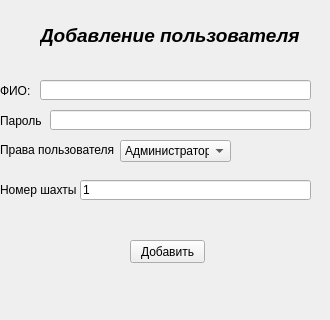
Above: view/ifc/add user.ui from ilyababich21/NIva1 before the change; both pictures show x 0 to 330 and y 0 to 320 of the 330 by 500 pixel window. Below: the same form after it.
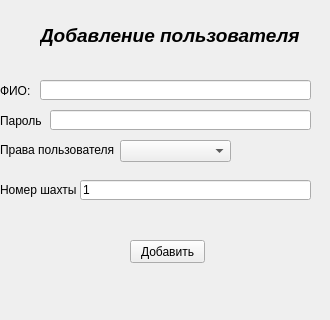
That is the form after the change.

The edit to the form file:
```diff
--- a/view/ifc/add user.ui
+++ b/view/ifc/add user.ui
@@ -134,16 +134,6 @@
       <height>22</height>
      </rect>
     </property>
-    <item>
-     <property name="text">
-      <string>Администратор</string>
-     </property>
-    </item>
-    <item>
-     <property name="text">
-      <string>Шахтер</string>
-     </property>
-    </item>
    </widget>
   </widget>
  </widget>
```
